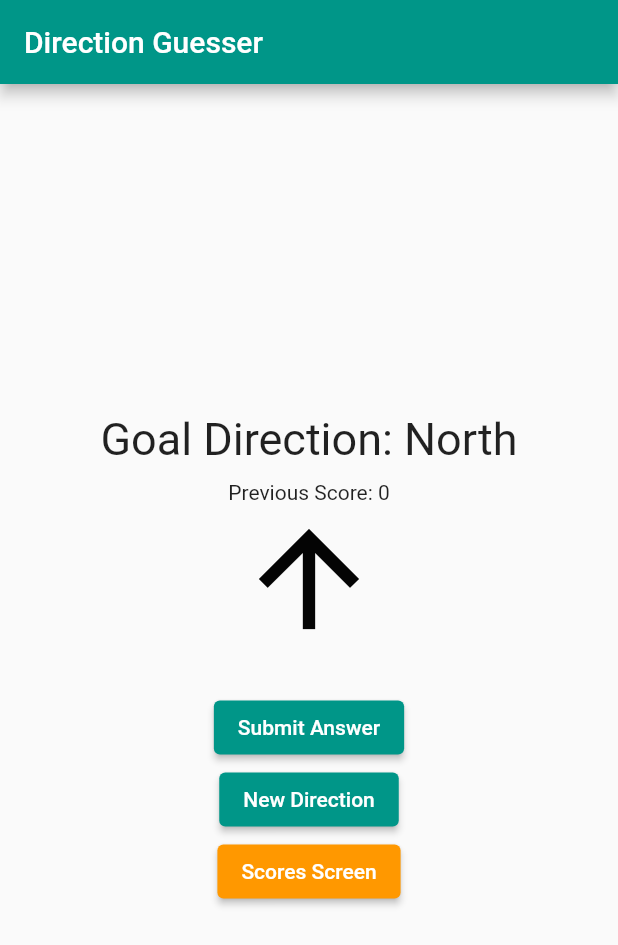
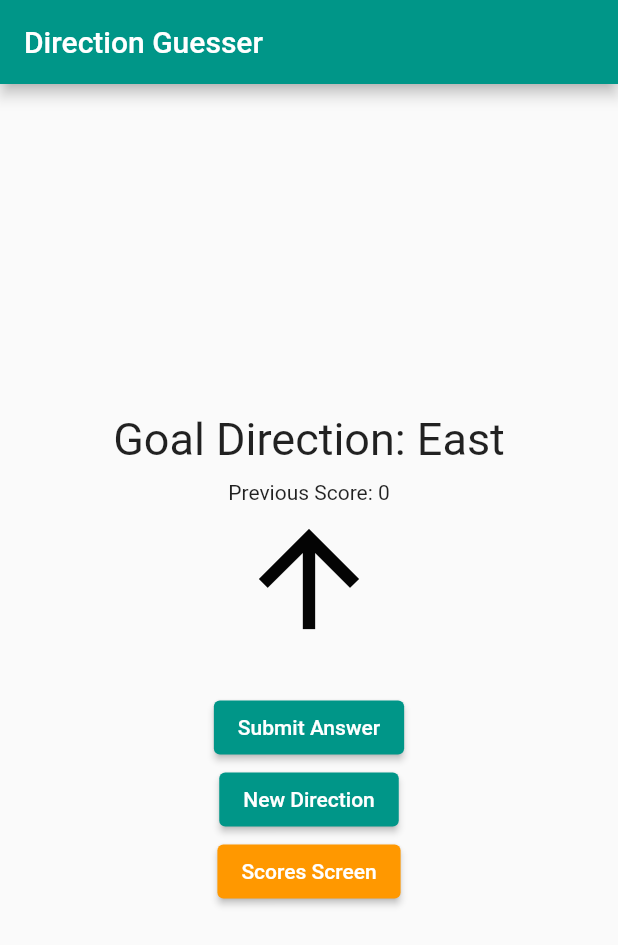
Before and after one commit to ryfuller03/project-3-sensory-overload, a Flutter app: the screen it shows after launch, after a tap on "New Direction", on a phone screen of 412 x 824 dp. Shown: the top 945 px of the screen. Run offline on Flutter 3.47's test engine with Material 2 defaults, Android fonts, the phone set to English and light mode, and no system bars; our stand-ins replace sensors_plus.

Commit message:
Added more score directions

```diff
--- a/project_3_sensory_overload/lib/game.dart
+++ b/project_3_sensory_overload/lib/game.dart
@@ -69,11 +69,15 @@ class MyMagnetState extends State<MyMagnet> {
     ];
     List scoreDirections = [
       "North",
+      "North East",
       "South",
+      "South East",
       "East",
-      "West"
+      "North West",
+      "West",
+      "South West"
     ];
-    int randomIndex = Random().nextInt(4);
+    int randomIndex = Random().nextInt(8);
     goalDirection = directions[randomIndex];
     orangeArrowVisible = false;
     scoreDirection = scoreDirections[randomIndex];
```
